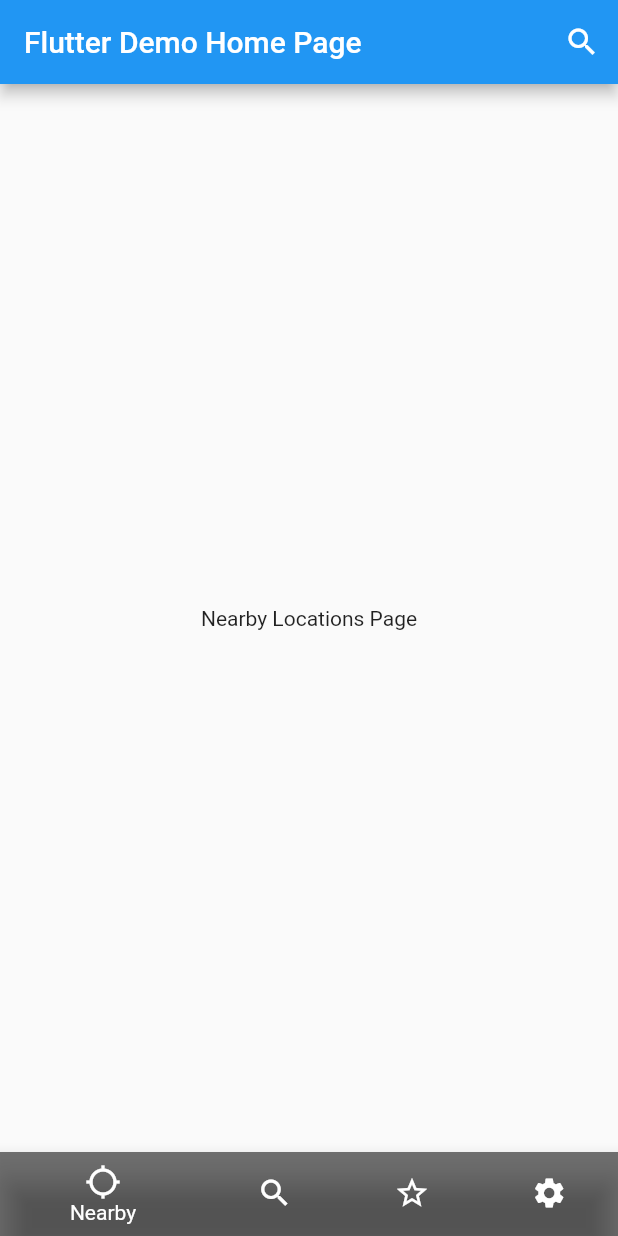
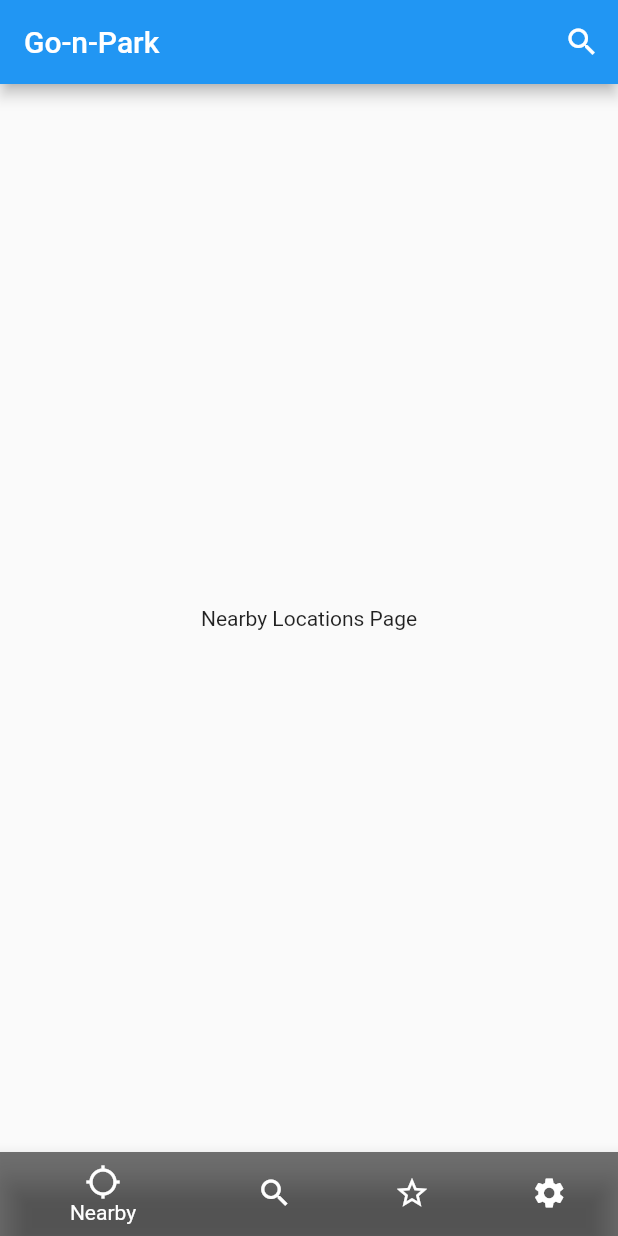
Before and after one commit to Blitzborg/Gon-Park, a Flutter app: the screen it shows after launch, on a phone screen of 412 x 824 dp. Run offline on Flutter 3.47's test engine with Material 2 defaults, Android fonts, the phone set to English and light mode, and no system bars.

```diff
--- a/lib/main.dart
+++ b/lib/main.dart
@@ -11,7 +11,7 @@ class MyApp extends StatelessWidget {
       theme: ThemeData(
         primarySwatch: Colors.blue,
       ),
-      home: MyHomePage(title: 'Flutter Demo Home Page'),
+      home: MyHomePage(title: 'Go-n-Park'),
     );
   }
 }
```
Also changed, not shown: lib/views/Settings/About.dart (added), lib/views/Settings/Contact.dart (added), lib/views/Settings/FeedBack.dart (added), lib/views/Settings/Rate.dart (added), lib/views/Settings/Suggest.dart (added).
